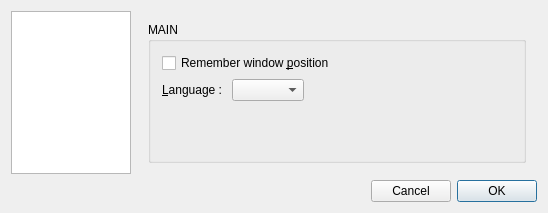
Above: src/gui/forms/settingsdialog.ui from deufrai/Qrest before the change. Below: the same form after it.
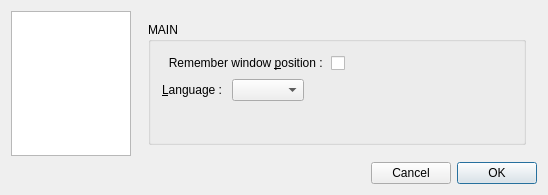
That is the form after the change. Icons and pictures are not drawn.

Commit message: Changing layout of prefs dialog - changed 'remember window position' checkbox layout so all buddy labels are on the right - updated i18n

```diff
--- a/src/gui/forms/settingsdialog.ui
+++ b/src/gui/forms/settingsdialog.ui
@@ -10,7 +10,7 @@
     <x>0</x>
     <y>0</y>
     <width>548</width>
-    <height>213</height>
+    <height>189</height>
    </rect>
   </property>
   <property name="windowTitle">
@@ -69,14 +69,34 @@
               <item row="0" column="0">
                <layout class="QVBoxLayout" name="mainPrefsVerticalLayout">
                 <item>
+                 <layout class="QHBoxLayout" name="horizontalLayout_6">
+                  <item>
                  <widget class="QCheckBox" name="chkRememberWindowPos">
                   <property name="toolTip">
                    <string>Should Qrest's main window be opened at the screen location it had on last run ?</string>
                   </property>
+                    <property name="layoutDirection">
+                     <enum>Qt::RightToLeft</enum>
+                    </property>
                   <property name="text">
-                   <string>Remember window &amp;position</string>
-                  </property>
-                 </widget>
+                     <string>Remember window &amp;position : </string>
+                    </property>
+                   </widget>
+                  </item>
+                  <item>
+                   <spacer name="horizontalSpacer_3">
+                    <property name="orientation">
+                     <enum>Qt::Horizontal</enum>
+                    </property>
+                    <property name="sizeHint" stdset="0">
+                     <size>
+                      <width>40</width>
+                      <height>20</height>
+                     </size>
+                    </property>
+                   </spacer>
+                  </item>
+                 </layout>
                 </item>
                 <item>
                  <layout class="QHBoxLayout" name="horizontalLayout_5">
```
Lines whose indentation alone changed are shown as unchanged. The commit also changes 4 other files.
